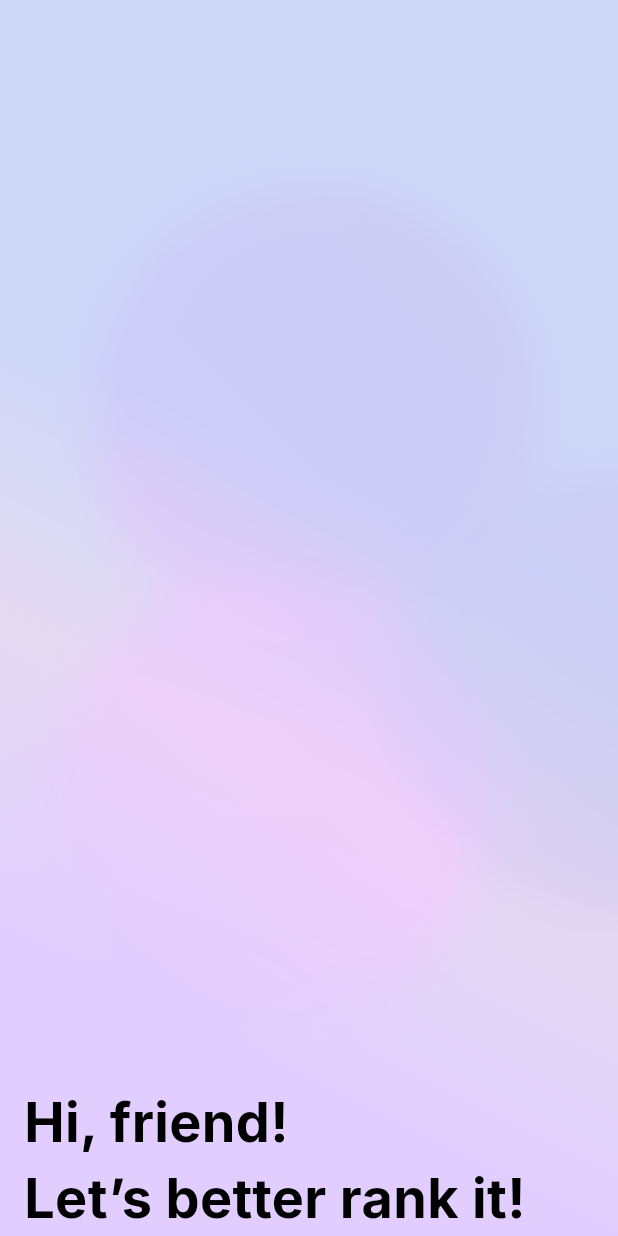
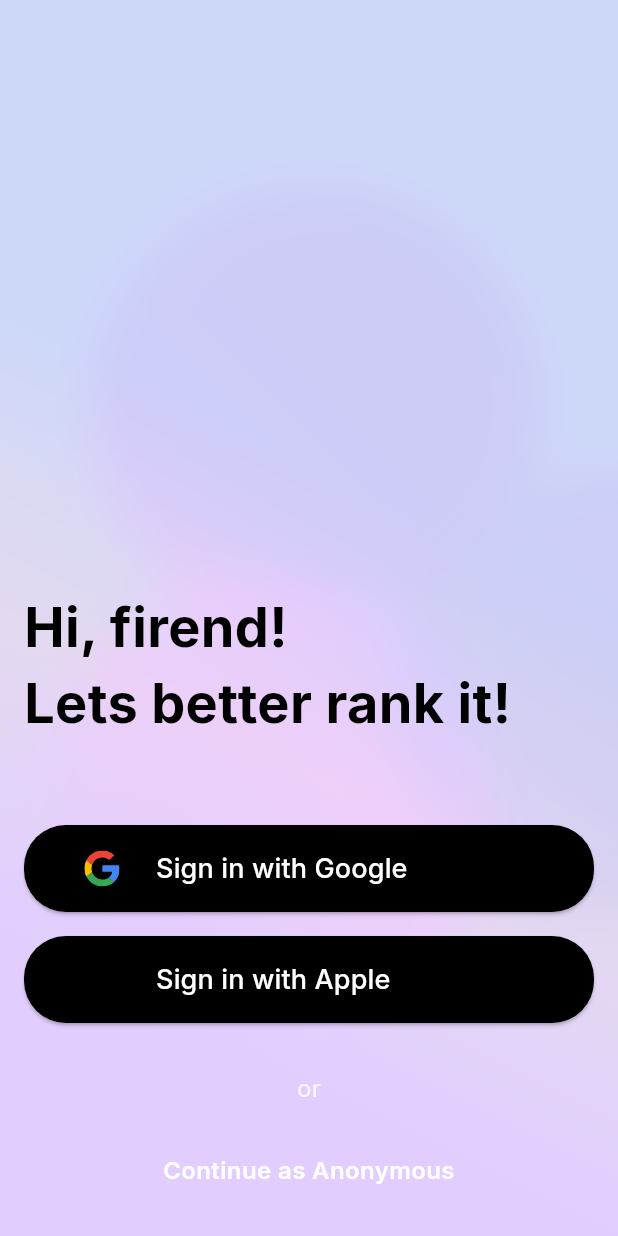
Before and after one commit to piekarskipiotr/better-rank, a Flutter app: the screen it shows after launch, after a tap on "Better Rank Rocks🔥", on a phone screen of 412 x 824 dp. Run offline on Flutter 3.47's test engine with Material 2 defaults, Android fonts, the phone set to English and light mode, and no system bars; our stand-ins replace bloc, flutter_svg, go_router, google_fonts; generated files the repository leaves out were written again.

Commit message:
create sign in page view

```diff
--- /dev/null
+++ b/lib/data/enum/sign_in_method.dart
@@ -0,0 +1,36 @@
+import 'package:betterrank/config/config.dart';
+import 'package:flutter/material.dart';
+
+enum SignInMethod { google, apple }
+
+extension SignInMethodExtension on SignInMethod {
+  String get logo {
+    switch (this) {
+      case SignInMethod.google:
+        return 'assets/logos/google.svg';
+      case SignInMethod.apple:
+        return 'assets/logos/apple.svg';
+    }
+  }
+
+  ColorFilter? get logoColorFilter {
+    switch (this) {
+      case SignInMethod.google:
+        return null;
+      case SignInMethod.apple:
+        return ColorFilter.mode(
+          AppTheme.isDarkMode() ? Colors.white : Colors.black,
+          BlendMode.srcIn,
+        );
+    }
+  }
+
+  String get name {
+    switch (this) {
+      case SignInMethod.google:
+        return 'Google';
+      case SignInMethod.apple:
+        return 'Apple';
+    }
+  }
+}
--- a/lib/l10n/arb/app_en.arb
+++ b/lib/l10n/arb/app_en.arb
@@ -1,3 +1,14 @@
 {
-    "@@locale": "en"
+  "@@locale": "en",
+  "sign_in_with": "Sign in with {sign_in_method}",
+  "@sign_in_with": {
+    "placeholders": {
+      "sign_in_method": {
+        "type": "String"
+      }
+    }
+  },
+  "sign_in_page_header" : "Hi, firend!\nLets better rank it!",
+  "or" : "or",
+  "continue_as_anon" : "Continue as Anonymous"
 }
--- a/lib/l10n/arb/app_pl.arb
+++ b/lib/l10n/arb/app_pl.arb
@@ -1,3 +1,14 @@
 {
-    "@@locale": "pl"
+  "@@locale": "pl",
+  "sign_in_with": "Zaloguj się z {sign_in_method}",
+  "@sign_in_with": {
+    "placeholders": {
+      "sign_in_method": {
+        "type": "String"
+      }
+    }
+  },
+  "sign_in_page_header" : "Cześć!\nPrzejdźmy do rankowania!",
+  "or" : "lub",
+  "continue_as_anon" : "Kontynuuj anonimowo"
 }
--- a/lib/pages/sign_in/view/sign_in_page.dart
+++ b/lib/pages/sign_in/view/sign_in_page.dart
@@ -1,3 +1,6 @@
+import 'package:betterrank/data/enum/sign_in_method.dart';
+import 'package:betterrank/l10n/l10n.dart';
+import 'package:betterrank/widgets/buttons/sign_in_button.dart';
 import 'package:flutter/material.dart';
 import 'package:google_fonts/google_fonts.dart';
 
@@ -6,21 +9,80 @@ class SignInPage extends StatelessWidget {
 
   @override
   Widget build(BuildContext context) {
+    final l10n = context.l10n;
+
     return Scaffold(
       body: SafeArea(
-        child: Padding(
-          padding: const EdgeInsets.symmetric(horizontal: 16),
         child: Column(
           mainAxisAlignment: MainAxisAlignment.end,
           children: [
+            Padding(
+              padding: const EdgeInsets.symmetric(horizontal: 16),
+              child: Column(
+                crossAxisAlignment: CrossAxisAlignment.start,
+                children: [
                   Text(
-                'Hi, friend!\nLet’s better rank it!',
+                    l10n.sign_in_page_header,
                     style: GoogleFonts.inter(
                       fontWeight: FontWeight.bold,
                       fontSize: 36,
                     ),
                   ),
+                  const SizedBox(height: 56),
+                  _signInButtons(),
                 ],
+              ),
+            ),
+            const SizedBox(height: 32),
+            Align(
+              child: Text(
+                l10n.or,
+                style: GoogleFonts.inter(
+                  fontSize: 16,
+                  color: Colors.white.withOpacity(0.8),
+                ),
+              ),
+            ),
+            const SizedBox(height: 8),
+            _continueAsAnonymousButton(context),
+            const SizedBox(height: 8),
+          ],
+        ),
+      ),
+    );
+  }
+
+  Widget _signInButtons() {
+    return Column(
+      children: [
+        SignInButton(
+          signInMethod: SignInMethod.google,
+          onPressed: () {},
+        ),
+        const SizedBox(height: 16),
+        SignInButton(
+          signInMethod: SignInMethod.apple,
+          onPressed: () {},
+        ),
+      ],
+    );
+  }
+
+  Widget _continueAsAnonymousButton(BuildContext context) {
+    final l10n = context.l10n;
+
+    return InkWell(
+      onTap: () {},
+      child: Container(
+        width: double.infinity,
+        padding: const EdgeInsets.symmetric(vertical: 24),
+        child: Text(
+          l10n.continue_as_anon,
+          textAlign: TextAlign.center,
+          style: GoogleFonts.inter(
+            fontSize: 16,
+            fontWeight: FontWeight.w600,
+            color: Colors.white,
           ),
         ),
       ),
--- /dev/null
+++ b/lib/widgets/buttons/sign_in_button.dart
@@ -0,0 +1,52 @@
+import 'package:betterrank/data/enum/sign_in_method.dart';
+import 'package:betterrank/l10n/l10n.dart';
+import 'package:flutter/material.dart';
+import 'package:flutter_svg/svg.dart';
+import 'package:google_fonts/google_fonts.dart';
+
+class SignInButton extends StatelessWidget {
+  const SignInButton({
+    required this.signInMethod,
+    required this.onPressed,
+    super.key,
+  });
+
+  final SignInMethod signInMethod;
+  final VoidCallback onPressed;
+
+  @override
+  Widget build(BuildContext context) {
+    final l10n = context.l10n;
+
+    return ElevatedButton(
+      style: Theme.of(context).elevatedButtonTheme.style?.copyWith(
+            backgroundColor: MaterialStateProperty.all(Colors.black),
+          ),
+      onPressed: onPressed,
+      child: Padding(
+        padding: const EdgeInsets.symmetric(horizontal: 16, vertical: 16),
+        child: Row(
+          children: [
+            SvgPicture.asset(
+              signInMethod.logo,
+              width: 24,
+              height: 24,
+              colorFilter: signInMethod.logoColorFilter,
+            ),
+            const SizedBox(
+              width: 24,
+            ),
+            Text(
+              l10n.sign_in_with(signInMethod.name),
+              style: GoogleFonts.inter(
+                fontSize: 18,
+                fontWeight: FontWeight.w500,
+                color: Colors.white,
+              ),
+            ),
+          ],
+        ),
+      ),
+    );
+  }
+}
```
Also changed, not shown: 2 other files. Lines whose indentation alone changed are shown as unchanged.
